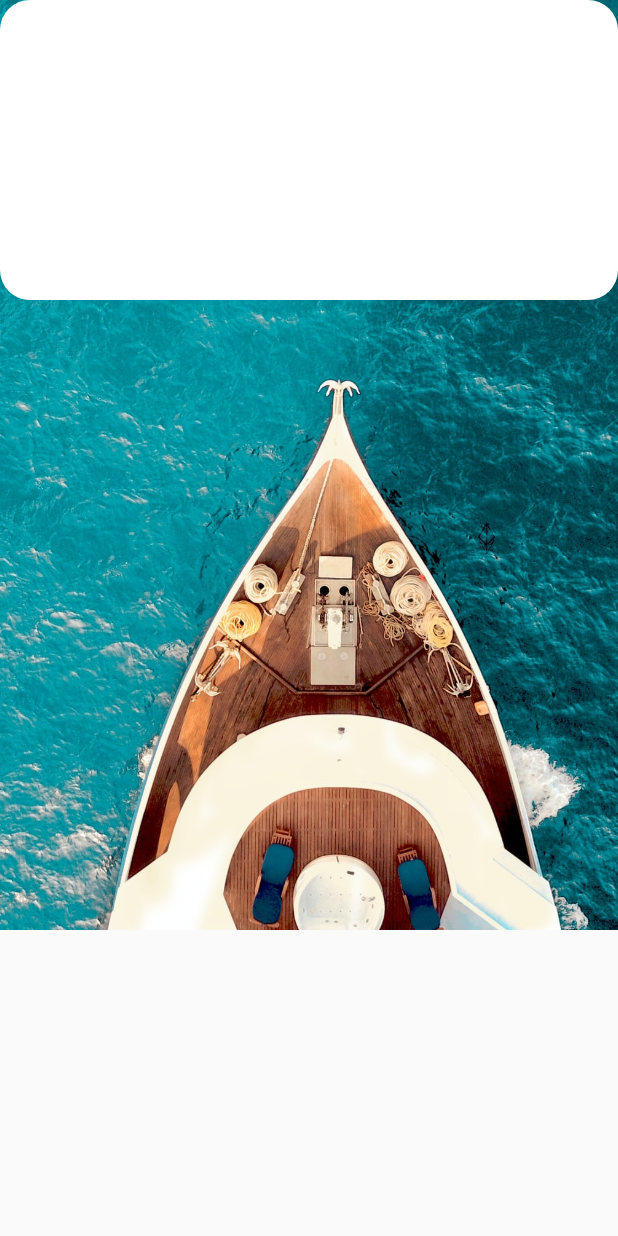
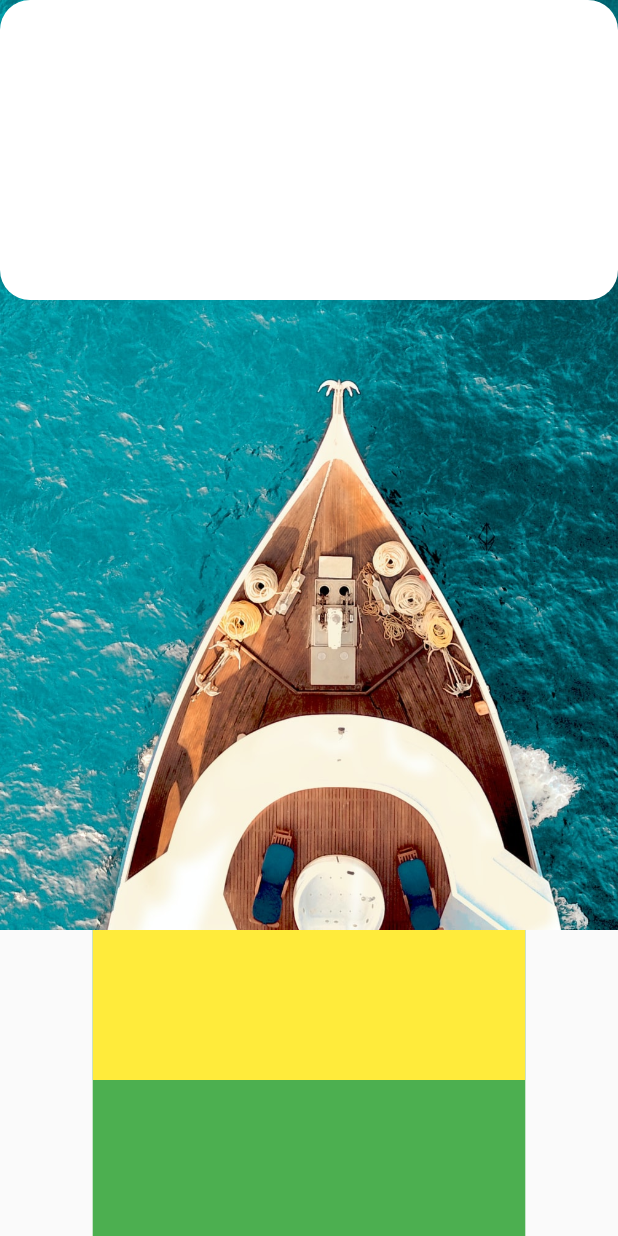
Before and after one commit to suucode/flutter_airbnb, a Flutter app: the screen it shows after launch, on a phone screen of 412 x 824 dp. Run offline on Flutter 3.47's test engine with Material 2 defaults, Android fonts, the phone set to English and light mode, and no system bars.

Commit message:
레이아웃 완료

```diff
--- a/lib/components/home/home_body.dart
+++ b/lib/components/home/home_body.dart
@@ -1,10 +1,23 @@
 import 'package:flutter/material.dart';
+import 'package:flutter_airbnb/components/home/home_body_banner.dart';
+import 'package:flutter_airbnb/components/home/home_body_popular.dart';
+import 'package:flutter_airbnb/size.dart';
 
 class HomeBody extends StatelessWidget {
   const HomeBody({Key? key}) : super(key: key);
 
   @override
   Widget build(BuildContext context) {
-    return Container();
+    return Align(
+      child: SizedBox(
+        width: getBodyWidth(context),
+        child: Column(
+          children: [
+            HomeBodyBanner(),
+            HomeBodyPopular(),
+          ],
+        ),
+      ),
+    );
   }
 }
--- a/lib/components/home/home_body_banner.dart
+++ b/lib/components/home/home_body_banner.dart
@@ -0,0 +1,30 @@
+import 'package:flutter/material.dart';
+
+class HomeBodyBanner extends StatelessWidget {
+  const HomeBodyBanner({Key? key}) : super(key: key);
+
+  @override
+  Widget build(BuildContext context) {
+    return Stack(
+      //나중에 패딩주기
+      children: [
+        _buildBannerImage(),
+        _buildBannerCaption(),
+      ],
+    );
+  }
+
+  Widget _buildBannerImage() {
+    return Container(
+      height: 100,
+      color: Colors.blue,
+    );
+  }
+
+  Widget _buildBannerCaption() {
+    return Container(
+      height: 100,
+      color: Colors.yellow,
+    );
+  }
+}
--- a/lib/components/home/home_body_popular.dart
+++ b/lib/components/home/home_body_popular.dart
@@ -0,0 +1,38 @@
+import 'package:flutter/material.dart';
+import 'package:flutter_airbnb/components/home/home_body_popular_item.dart';
+
+class HomeBodyPopular extends StatelessWidget {
+  const HomeBodyPopular({Key? key}) : super(key: key);
+
+  @override
+  Widget build(BuildContext context) {
+    return Column(
+      crossAxisAlignment: CrossAxisAlignment.start,
+      children: [
+        _buildPopularTitle(),
+        _buildPopularList(),
+      ],
+    );
+  }
+
+  Widget _buildPopularTitle() {
+    return SizedBox();
+  }
+
+  Widget _buildPopularList() {
+    //나중에 ROW로 변경해보기
+    return Wrap(
+      children: [
+        HomeBodyPopularItem(id: 0),
+        SizedBox(
+          width: 7.5,
+        ),
+        HomeBodyPopularItem(id: 1),
+        SizedBox(
+          width: 7.5,
+        ),
+        HomeBodyPopularItem(id: 2),
+      ],
+    );
+  }
+}
--- a/lib/components/home/home_body_popular_item.dart
+++ b/lib/components/home/home_body_popular_item.dart
@@ -0,0 +1,54 @@
+import 'package:flutter/material.dart';
+import 'package:flutter_airbnb/size.dart';
+
+class HomeBodyPopularItem extends StatelessWidget {
+  HomeBodyPopularItem({required this.id, Key? key}) : super(key: key);
+
+  final id;
+  final popularList = [
+    "p1.jpeg",
+    "p2.jpeg",
+    "p3.jpeg",
+  ];
+  @override
+  Widget build(BuildContext context) {
+    //전체 1000이면 popularItemWidth = 700/3-5= 228
+    double popularItemWidth = getBodyWidth(context) / 3 - 5;
+
+    return Container(
+      color: Colors.green,
+      height: 200,
+      width: popularItemWidth,
+      constraints: BoxConstraints(
+        minWidth: 320,
+      ),
+      child: SizedBox(
+        width: popularItemWidth,
+        child: Column(
+          children: [
+            _buildPopularItemImage(),
+            _buildPopularItemStar(),
+            _buildPopularItemComment(),
+            _buildPopularItemUserInfo(),
+          ],
+        ),
+      ),
+    );
+  }
+
+  Widget _buildPopularItemImage() {
+    return SizedBox();
+  }
+
+  Widget _buildPopularItemStar() {
+    return SizedBox();
+  }
+
+  Widget _buildPopularItemComment() {
+    return SizedBox();
+  }
+
+  Widget _buildPopularItemUserInfo() {
+    return SizedBox();
+  }
+}
--- a/lib/components/home/home_header_form.dart
+++ b/lib/components/home/home_header_form.dart
@@ -5,7 +5,6 @@ class HomeHeaderForm extends StatelessWidget {
 
   @override
   Widget build(BuildContext context) {
-    //나중에 완성하기
     return Align(
       alignment: Alignment(-0.6, 0),
       child: Container(
```
